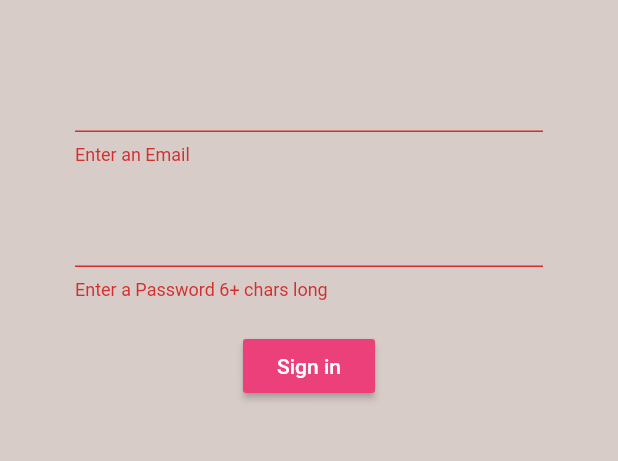
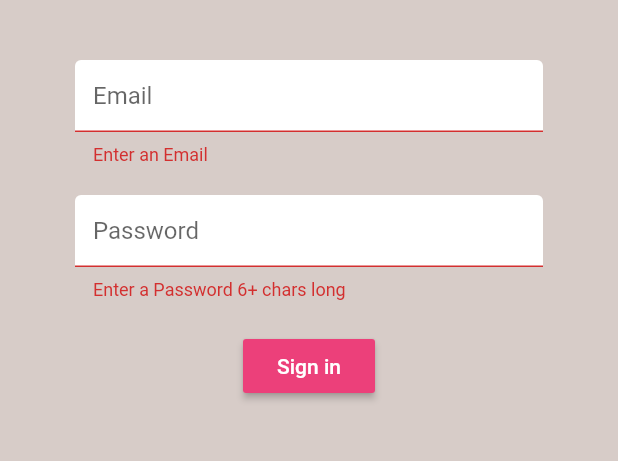
Before and after one commit to DaminduSandaruwan/BrewCrewApp, a Flutter app: the screen it shows after launch, after a tap on "Sign in", on a phone screen of 412 x 824 dp, the part 84-545 px from its top. Run offline on Flutter 3.47's test engine with Material 2 defaults, Android fonts, the phone set to English and light mode, and no system bars; our stand-ins replace firebase_auth; accounts and stored records are empty.

Commit message:
Text Input Decoration

```diff
--- a/lib/screens/authenicate/register.dart
+++ b/lib/screens/authenicate/register.dart
@@ -1,4 +1,5 @@
 import 'package:brew_crew/services/auth.dart';
+import 'package:brew_crew/shared/constant.dart';
 import 'package:flutter/material.dart';
 
 
@@ -50,6 +51,7 @@ class _RegisterState extends State<Register> {
             children: <Widget>[
               SizedBox(height:20.0),
               TextFormField(
+                decoration: textInputDecoration.copyWith(hintText:'Email'), //import decoration from constant dart file
                 validator: (val)=> val.isEmpty ? 'Enter an Email': null,
                 onChanged: (val){
                   setState(() {
@@ -59,6 +61,7 @@ class _RegisterState extends State<Register> {
               ),
               SizedBox(height:20.0),
               TextFormField(
+                decoration: textInputDecoration.copyWith(hintText:'Password'),
                 validator: (val)=> val.length<6 ? 'Enter a Password 6+ chars long': null,
                 obscureText: true,
                 onChanged: (val){
--- a/lib/screens/authenicate/sign_in.dart
+++ b/lib/screens/authenicate/sign_in.dart
@@ -1,4 +1,5 @@
 import 'package:brew_crew/services/auth.dart';
+import 'package:brew_crew/shared/constant.dart';
 import 'package:flutter/material.dart';
 
 class SignIn extends StatefulWidget {
@@ -46,6 +47,7 @@ String error = '';
             children: <Widget>[
               SizedBox(height:20.0),
               TextFormField(
+                decoration: textInputDecoration.copyWith(hintText:'Email'),
                 validator: (val)=> val.isEmpty ? 'Enter an Email': null,
                 onChanged: (val){
                   setState(() {
@@ -55,6 +57,7 @@ String error = '';
               ),
               SizedBox(height:20.0),
               TextFormField(
+                decoration: textInputDecoration.copyWith(hintText:'Password'),
                 validator: (val)=> val.length<6 ? 'Enter a Password 6+ chars long': null,
                 obscureText: true,
                 onChanged: (val){
--- /dev/null
+++ b/lib/shared/constant.dart
@@ -0,0 +1,13 @@
+import 'package:flutter/material.dart';
+
+const textInputDecoration =InputDecoration(
+
+  filled: true,
+  fillColor: Colors.white,
+  enabledBorder: OutlineInputBorder(
+    borderSide: BorderSide(color: Colors.white, width: 2.0),
+  ),
+  focusedBorder: OutlineInputBorder(
+    borderSide: BorderSide(color: Colors.pink, width: 2.0),
+  )
+);
```
